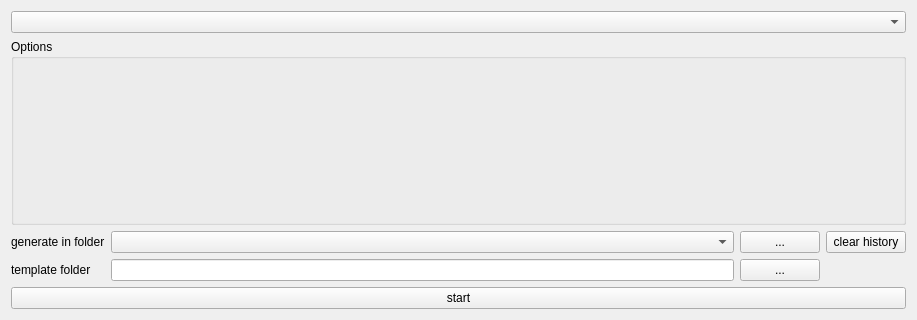
Before: the Qt Designer form CodeCreator/CodeCreator.ui in Ulle84/UllesSourceCode, drawn with Qt 5.
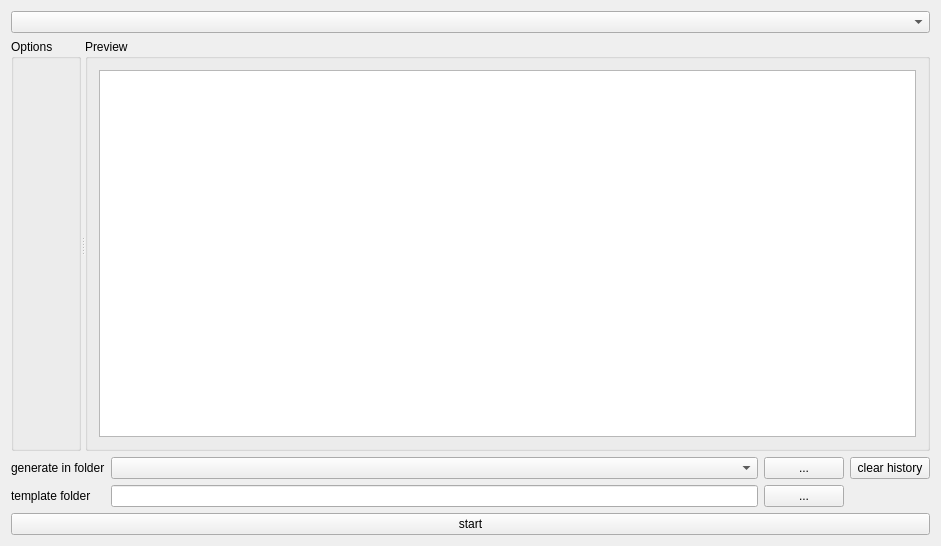
After: the same form once the commit is applied.

What changed in the file:
```diff
--- a/CodeCreator/CodeCreator.ui
+++ b/CodeCreator/CodeCreator.ui
@@ -6,18 +6,22 @@
    <rect>
     <x>0</x>
     <y>0</y>
-    <width>917</width>
-    <height>320</height>
+    <width>941</width>
+    <height>546</height>
    </rect>
   </property>
   <property name="windowTitle">
    <string>CodeCreator</string>
   </property>
-  <layout class="QVBoxLayout" name="verticalLayout_3">
+  <layout class="QVBoxLayout" name="verticalLayout_4">
    <item>
     <widget class="QComboBox" name="comboBoxType"/>
    </item>
    <item>
+    <widget class="QSplitter" name="splitter">
+     <property name="orientation">
+      <enum>Qt::Horizontal</enum>
+     </property>
     <widget class="QGroupBox" name="groupBox">
      <property name="title">
       <string>Options</string>
@@ -54,6 +58,27 @@
        </widget>
       </item>
      </layout>
+     </widget>
+     <widget class="QGroupBox" name="groupBox_2">
+      <property name="title">
+       <string>Preview</string>
+      </property>
+      <layout class="QVBoxLayout" name="verticalLayout_3">
+       <item>
+        <widget class="QPlainTextEdit" name="plainTextEditPreview">
+         <property name="font">
+          <font>
+           <family>Courier New</family>
+           <pointsize>10</pointsize>
+          </font>
+         </property>
+         <property name="readOnly">
+          <bool>true</bool>
+         </property>
+        </widget>
+       </item>
+      </layout>
+     </widget>
     </widget>
    </item>
    <item>
```
Lines whose indentation alone changed are shown as unchanged.
